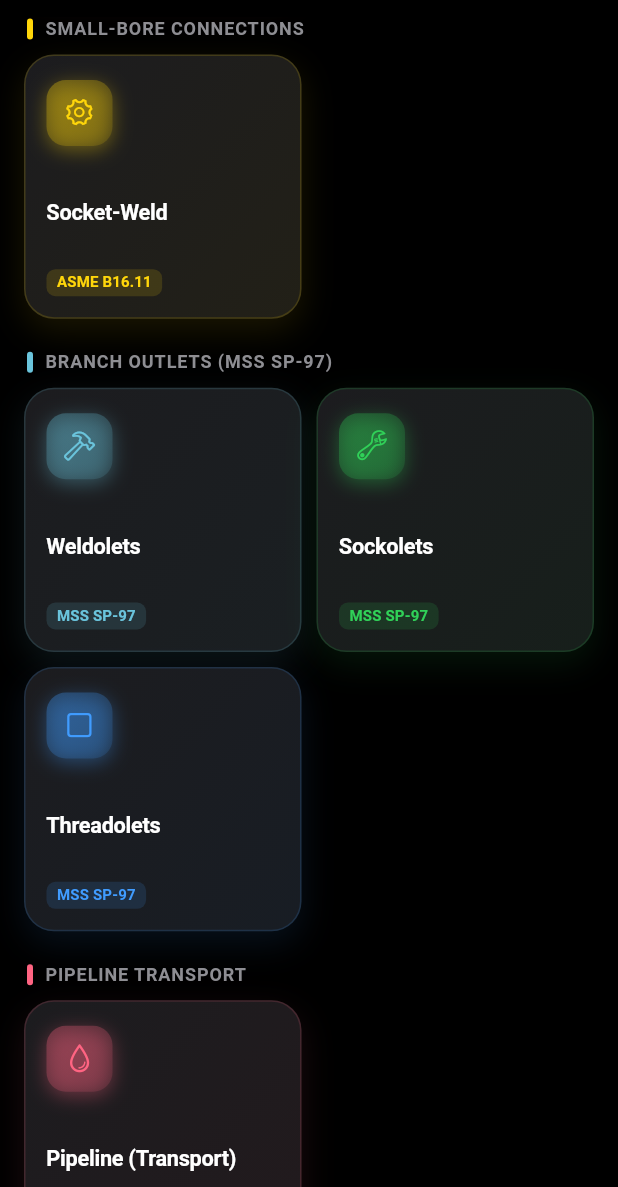
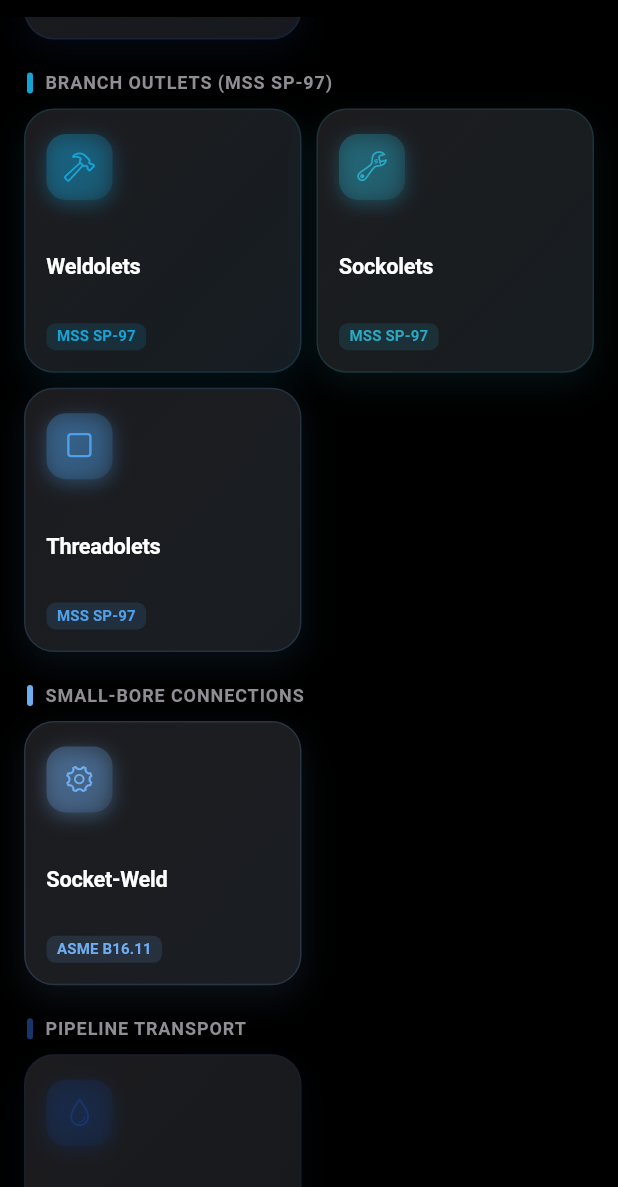
Before and after one commit to mrmahmoudaliyaei-hub/pipedata-app, a Flutter app: the screen it shows after launch, scrolled down 1152 dp, on a phone screen of 412 x 824 dp, the part 49-1236 px from its top. Run offline on Flutter 3.47's test engine with Material 3 defaults, Android fonts, the phone set to English and light mode, and no system bars; our stand-ins replace pdf, printing, shared_preferences.

Commit message:
Revert flange/gasket bore darkening, new photo-based app icon, dark-blue accent palette, reordered category groups
- assets/images/parts/flange.png, gasket.png: reverted to the pre-darkening
  versions per explicit feedback.
- assets/icon/app_icon.png, app_icon_foreground.png: replaced the flat
  hand-drawn icon with the real weld-neck flange photo on a dark navy
  gradient background, soft glow, drop shadow. The bore is deliberately
  still dark here (unlike the reverted in-app flange/gasket icons) — for
  a standalone logo, a dark 'looking into the pipe' bore reads as depth
  against the navy backdrop rather than as a defect, which is a different
  context than the reverted in-context product photos.
- category_meta.dart: every category accent recolored into a single
  dark-blue family (kept the same constant names — _blue, _purple, etc. —
  so every existing reference site picked up the new palette without
  needing to change); pipeline_screen.dart's hardcoded red accents (7
  occurrences) updated to match. Not a full sweep of every remaining
  non-blue color in the app (e.g. the favorites star, a couple of
  Rating-tab highlights) — flagged in CHANGELOG for a follow-up pass.
- category_meta.dart: home-screen groups reordered (pipe -> fittings ->
  flanges/gaskets -> valves -> branch outlets -> small-bore -> pipeline)
  and Valves split out into its own top-level group instead of being
  folded into Flanged Components.
- pubspec.yaml: adaptive_icon_background updated to match the new navy
  palette; version bump to 3.8.0+12.

```diff
--- a/lib/core/category_meta.dart
+++ b/lib/core/category_meta.dart
@@ -40,24 +40,28 @@ class CategoryRegistry {
 
   static CategoryMeta of(ComponentCategory c) => _byCategory[c]!;
 
-  // Apple system-palette accents, one per category, chosen so every card on
-  // the home screen reads as a distinct, intentional "brand" rather than a
-  // single repeated blue tint.
-  static const _blue = Color(0xFF0A84FF);
-  static const _teal = Color(0xFF64D2FF);
-  static const _indigo = Color(0xFF5E5CE6);
-  static const _mint = Color(0xFF63E6E2);
-  static const _orange = Color(0xFFFF9F0A);
-  static const _purple = Color(0xFFBF5AF2);
-  static const _pink = Color(0xFFFF375F);
-  static const _red = Color(0xFFFF453A);
-  static const _yellow = Color(0xFFFFD60A);
-  static const _cyan = Color(0xFF6AC4DC);
-  static const _green = Color(0xFF30D158);
-  static const _skyBlue = Color(0xFF409CFF);
+  // Professional dark-blue accent family — every category still gets its
+  // own distinct shade (so cards read as separate, intentional items, not
+  // one repeated color), but all of them now live within the same blue
+  // spectrum instead of a multicolor rainbow, per the requested redesign.
+  // Names kept as-is (not renamed to _navy1/_navy2/...) so every existing
+  // reference below and in pipeline_screen.dart's group color didn't need
+  // to change, only what each name actually points to.
+  static const _blue = Color(0xFF2E7DF7); // primary azure
+  static const _teal = Color(0xFF1FA9D6); // teal-blue
+  static const _indigo = Color(0xFF4A5FD1); // indigo-blue
+  static const _mint = Color(0xFF5FD1E8); // pale cyan-blue
+  static const _orange = Color(0xFF3D8EFF); // mid azure (was orange)
+  static const _purple = Color(0xFF5D6BD8); // blue-violet
+  static const _pink = Color(0xFF4C82E8); // soft blue (was pink)
+  static const _red = Color(0xFF1E4FA8); // deep navy (was red — Valves)
+  static const _yellow = Color(0xFF6FADF0); // pale azure (was yellow)
+  static const _cyan = Color(0xFF17A2D6); // cyan-blue
+  static const _green = Color(0xFF2AA8C4); // teal-cyan (was green)
+  static const _skyBlue = Color(0xFF4FA0E8);
   // Distinct from _red (Valves) — Pipeline (Transport) used to share _red,
   // which broke the "one accent per category" rule; this is its own accent.
-  static const _crimson = Color(0xFFFF6482);
+  static const _crimson = Color(0xFF17356B); // deep midnight blue (was crimson)
 
   static final List<CategoryMeta> _all = [
     CategoryMeta(
@@ -179,26 +183,33 @@ class CategoryRegistry {
     ),
   ];
 
+  // Ordered to follow how a piping engineer actually thinks through a
+  // system: the pipe itself, then the fittings that route it, then the
+  // bolted connections (flange+gasket), then flow control (valves get
+  // their own top-billed group, not buried inside Flanged Components),
+  // then branch/small-bore work, then the separate pipeline calculator.
   static final List<CategoryGroup> groups = [
-    CategoryGroup('Pipes & Fittings', _blue, [
+    CategoryGroup('Pipe & Fittings', _blue, [
       of(ComponentCategory.pipe),
       of(ComponentCategory.elbow),
       of(ComponentCategory.tee),
+      of(ComponentCategory.reducer),
       of(ComponentCategory.cap),
-      of(ComponentCategory.reducer),
     ]),
-    CategoryGroup('Flanged Components', _purple, [
+    CategoryGroup('Flanges & Gaskets', _purple, [
       of(ComponentCategory.flange),
       of(ComponentCategory.gasket),
+    ]),
+    CategoryGroup('Valves', _red, [
       of(ComponentCategory.valve),
-    ]),
-    CategoryGroup('Small-Bore Connections', _yellow, [
-      of(ComponentCategory.socketWeld),
     ]),
     CategoryGroup('Branch Outlets (MSS SP-97)', _cyan, [
       of(ComponentCategory.weldolet),
       of(ComponentCategory.sockolet),
       of(ComponentCategory.threadolet),
+    ]),
+    CategoryGroup('Small-Bore Connections', _yellow, [
+      of(ComponentCategory.socketWeld),
     ]),
     CategoryGroup('Pipeline Transport', _crimson, [
       of(ComponentCategory.pipelineTransport),
--- a/pubspec.yaml
+++ b/pubspec.yaml
@@ -1,7 +1,7 @@
 name: pipedata_pro
 description: "ASME Industrial Piping Engineering Workstation & Stress Calculator"
 publish_to: "none"
-version: 3.7.1+11
+version: 3.8.0+12
 
 environment:
   sdk: ">=3.0.0 <4.0.0"
@@ -33,5 +33,5 @@ flutter_launcher_icons:
   ios: false
   image_path: "assets/icon/app_icon.png"
   min_sdk_android: 21
-  adaptive_icon_background: "#0A0A0C"
+  adaptive_icon_background: "#040810"
   adaptive_icon_foreground: "assets/icon/app_icon_foreground.png"
```
Also changed, not shown: lib/screens/pipeline_screen.dart (+8 -8 lines), assets/icon/app_icon.png, assets/icon/app_icon_foreground.png, assets/images/parts/flange.png, assets/images/parts/gasket.png, 1 other file.
